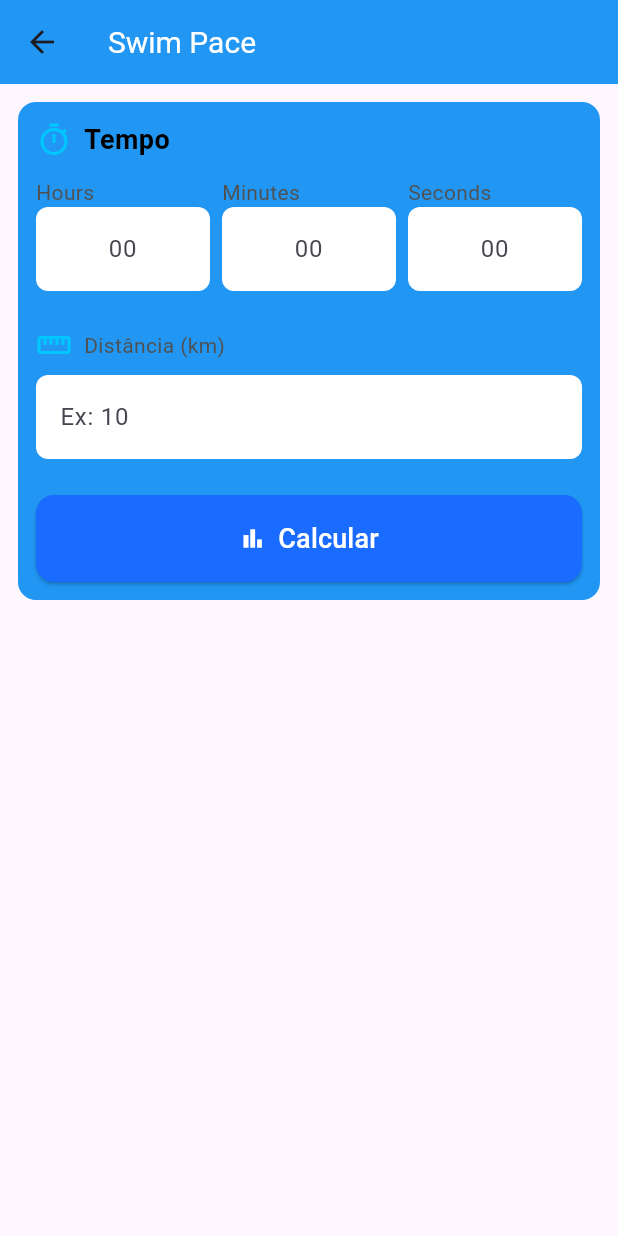
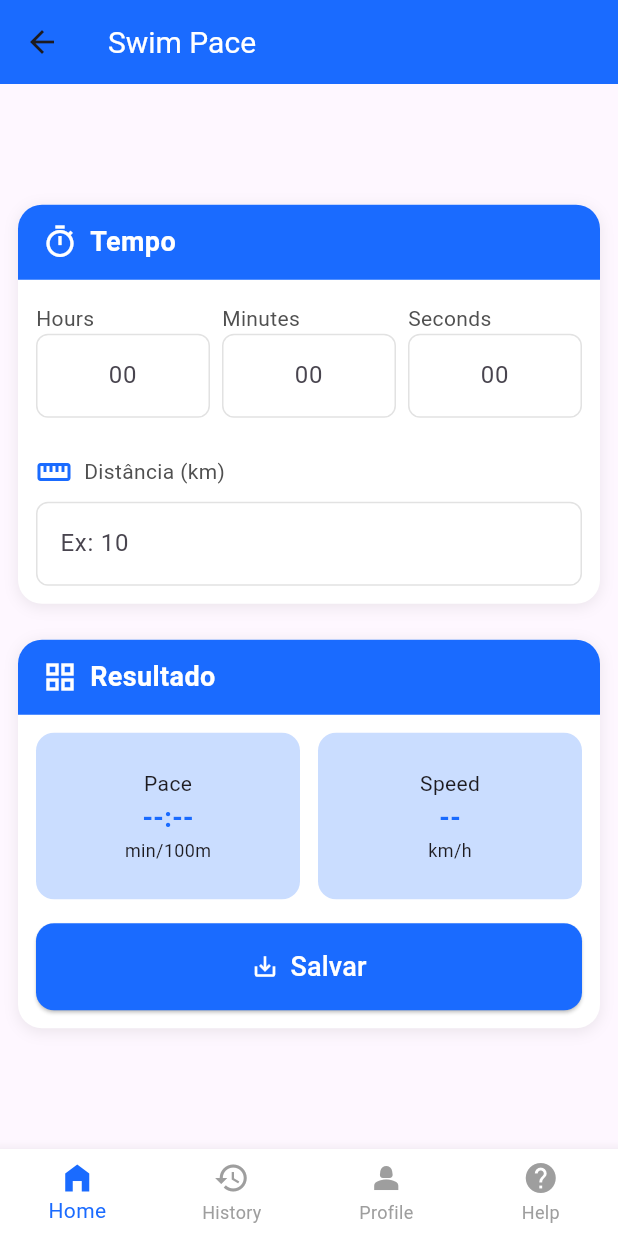
Before and after one commit to PyGodoy/SwimCalculatorApp, a Flutter app: the _HomeView screen opened directly, on a phone screen of 412 x 824 dp. Run offline on Flutter 3.47's test engine with Material 3 defaults, Android fonts, the phone set to English and light mode, and no system bars; our stand-ins replace dio, shared_preferences; accounts and stored records are empty; network calls fail.

Commit message:
redesing e refatoração das telas

```diff
--- a/lib/home/home_view.dart
+++ b/lib/home/home_view.dart
@@ -2,6 +2,8 @@ import 'package:flutter/material.dart';
 import 'package:provider/provider.dart';
 import 'package:swimcalculator/home/home_view_model.dart';
 import 'package:swimcalculator/shared/widgets/app_button.dart';
+import 'package:swimcalculator/shared/widgets/app_button_nav_bar.dart';
+import 'package:swimcalculator/shared/widgets/result_card.dart';
 import 'package:swimcalculator/shared/widgets/time_card.dart';
 
 class HomeView extends StatelessWidget{
@@ -20,38 +22,67 @@ class HomeView extends StatelessWidget{
 class _HomeView extends StatelessWidget{
   const _HomeView();
 
+
   @override
   Widget build(BuildContext context) {
+    int _indiceSelecionado = 0;
     final vm = context.watch<HomeViewModel>();
     return Scaffold(
       appBar: AppBar(title: Text('Swim Pace')),
       body: Column(
-
+        mainAxisAlignment: MainAxisAlignment.center,
         children: [
           Container(
-            margin: EdgeInsets.all(12),
-            padding: EdgeInsets.all(12),
+            margin: const EdgeInsets.all(12),
             decoration: BoxDecoration(
-              color: Colors.blue,
-              borderRadius: BorderRadius.circular(12)
+              color: Colors.white,
+              borderRadius: BorderRadius.circular(16),
+              boxShadow: [
+                BoxShadow(
+                  color: Colors.black.withOpacity(0.08),
+                  blurRadius: 8,
+                  offset: const Offset(0, 2),
+                ),
+              ],
             ),
             child: Column(
+              mainAxisSize: MainAxisSize.min,
               children: [
-                const Row(
+                // Topo azul
+                Container(
+                  padding: const EdgeInsets.symmetric(horizontal: 16, vertical: 12),
+                  decoration: const BoxDecoration(
+                    gradient: LinearGradient(
+                      colors: [Color(0xFF1A6BFF), Color(0xFF1A6BFF)],
+                      begin: Alignment.centerLeft,
+                      end: Alignment.centerRight,
+                    ),
+                    borderRadius: BorderRadius.only(
+                      topLeft: Radius.circular(16),
+                      topRight: Radius.circular(16),
+                    ),
+                  ),
+                  child: const Row(
                     children: [
-                    Icon(Icons.timer_sharp, color: Color(0xFF00C6FF),),
+                      Icon(Icons.timer_sharp, color: Colors.white),
                       SizedBox(width: 8),
                       Text(
-                      "Tempo",
+                        'Tempo',
                         style: TextStyle(
-                        color: Colors.black,
+                          color: Colors.white,
                           fontSize: 18,
-                        fontWeight: FontWeight.bold
+                          fontWeight: FontWeight.bold,
                         ),
                       ),
                     ],
                   ),
-                const SizedBox(height: 12,),
+                ),
+                // Corpo branco
+                Padding(
+                  padding: const EdgeInsets.all(12),
+                  child: Column(
+                    children: [
+                      const SizedBox(height: 4),
                       Row(
                         children: [
                           Expanded(
@@ -79,13 +110,13 @@ class _HomeView extends StatelessWidget{
                           ),
                         ],
                       ),
-                SizedBox(height: 24,),
+                      const SizedBox(height: 24),
                       Column(
                         crossAxisAlignment: CrossAxisAlignment.start,
                         children: [
                           const Row(
                             children: [
-                        Icon(Icons.straighten_outlined, color: Color(0xFF00C6FF)),
+                              Icon(Icons.straighten_outlined, color: Color(0xFF1A6BFF)),
                               SizedBox(width: 8),
                               Text(
                                 'Distância (km)',
@@ -102,24 +133,76 @@ class _HomeView extends StatelessWidget{
                               hintText: 'Ex: 10',
                               filled: true,
                               fillColor: Colors.white,
-                        border: OutlineInputBorder(
+                              enabledBorder: OutlineInputBorder(
                                 borderRadius: BorderRadius.circular(8),
-                          borderSide: BorderSide.none,
+                                borderSide: BorderSide(color: Colors.grey.withOpacity(0.3), width: 1),
+                              ),
+                              focusedBorder: OutlineInputBorder(
+                                borderRadius: BorderRadius.circular(8),
+                                borderSide: const BorderSide(color: Color(0xFF1A6BFF), width: 1),
                               ),
                             ),
                           ),
                         ],
                       ),
-                SizedBox(height: 24,),
-                AppButton(
-                  text: "Calcular",
-                  icon: Icons.bar_chart_outlined,
-                  onPressed: () => context.read<HomeViewModel>().calculate(),
+                    ],
+                  ),
+                ),
+              ],
+            ),
+          ),
+          ResultCard(
+            pace: '${vm.paceMinutes}:${vm.paceSeconds}',
+            speed: vm.speed,
+            onSave: () {
+              final titleController = TextEditingController();
+              showDialog(
+                context: context,
+                builder: (_)=> AlertDialog(
+                  title: const Text("Digite o Título"),
+                  content: TextField(
+                    controller: titleController,
+                    decoration: const InputDecoration(hintText: 'Ex: Campeonato Brasileiro'),
+                  ),
+                  actions: [
+                    TextButton(
+                      onPressed: () => Navigator.pop(context),
+                      child: const Text("Cancelar"),
+                    ),
+                    TextButton(
+                      onPressed: () {
+                        if(titleController.text.isNotEmpty) {
+                          context.read<HomeViewModel>().saveActivity(titleController.text);
+                          Navigator.pop(context);
+                        }
+                      },
+                      child: const Text("Salvar")
+                    ),
+                  ],
+                )
+              );
+            },
           )
         ],
       ),
-          )
-        ],
+      bottomNavigationBar: ButtonNavBar(
+        indiceAtual: 0,
+        onTap: (indice) {
+          switch(indice) {
+            case 0:
+              Navigator.pushNamed(context, '/home');
+              break;
+            case 1:
+              Navigator.pushNamed(context, '/save');
+              break;
+            case 2:
+              Navigator.pushNamed(context, '/profile');
+              break;
+            case 3:
+              Navigator.pushNamed(context, '/help');
+              break;
+          }
+        }
       ),
     );
   }
--- a/lib/home/home_view_model.dart
+++ b/lib/home/home_view_model.dart
@@ -45,6 +45,7 @@ class HomeViewModel extends ChangeNotifier{
   }
 
   Future<void>saveActivity(String title) async {
+    print('salvando: $title');
     try {
       await _activityService.postSaves(
         title,
@@ -53,6 +54,7 @@ class HomeViewModel extends ChangeNotifier{
         '$paceMinutes:$paceSeconds',
         speed,
       );
+      print('salvo com sucesso');
       hoursController.clear();
       minutesController.clear();
       secondsController.clear();
@@ -63,6 +65,7 @@ class HomeViewModel extends ChangeNotifier{
       canSave = false;
       notifyListeners();
     } catch (e) {
+      print('erro: $e');
       errorMessage = "Erro ao salvar dados";
       notifyListeners();
     }
--- a/lib/services/activity.service.dart
+++ b/lib/services/activity.service.dart
@@ -40,6 +40,7 @@ class ActivityService {
       );
       return response.data;
     } catch (e) {
+      print('erro detalhado: $e');
       throw Exception("Erro ao salvar dados");
     }
   }
--- /dev/null
+++ b/lib/shared/widgets/app_button_nav_bar.dart
@@ -0,0 +1,44 @@
+import 'package:flutter/material.dart';
+
+class ButtonNavBar extends StatelessWidget {
+  final int indiceAtual;
+  final Function(int) onTap;
+
+  const ButtonNavBar({super.key,
+    required this.indiceAtual,
+    required this.onTap,
+  });
+
+  @override
+  Widget build(BuildContext context) {
+    return BottomNavigationBar(
+      backgroundColor: Colors.white,
+      currentIndex: indiceAtual,
+      onTap: onTap,
+      type: BottomNavigationBarType.fixed,
+      selectedItemColor: const Color(0xFF1A6BFF),
+      unselectedItemColor: Colors.grey,
+      unselectedLabelStyle: const TextStyle(
+        color: Colors.grey,
+      ),
+      items: const [
+        BottomNavigationBarItem(
+          icon: Icon(Icons.home_filled) ,
+          label: "Home"
+        ),
+        BottomNavigationBarItem(
+          icon: Icon(Icons.history) ,
+          label: "History"
+        ),
+        BottomNavigationBarItem(
+          icon: Icon(Icons.person_2) ,
+          label: "Profile"
+        ),
+        BottomNavigationBarItem(
+          icon: Icon(Icons.help) ,
+          label: "Help"
+        ),
+      ],
+    );
+  }
+}
--- a/lib/shared/widgets/result_card.dart
+++ b/lib/shared/widgets/result_card.dart
@@ -0,0 +1,132 @@
+import 'package:flutter/material.dart';
+import 'package:swimcalculator/shared/widgets/app_button.dart';
+
+class ResultCard extends StatelessWidget {
+  final String pace;
+  final String speed;
+  final VoidCallback onSave;
+
+  const ResultCard({
+    super.key,
+    required this.pace,
+    required this.speed,
+    required this.onSave,
+  });
+
+  @override
+  Widget build(BuildContext context) {
+    return Container(
+      margin: const EdgeInsets.all(12),
+      decoration: BoxDecoration(
+        color: Colors.white,
+        borderRadius: BorderRadius.circular(16),
+        boxShadow: [
+          BoxShadow(
+            color: Colors.black.withOpacity(0.08),
+            blurRadius: 8,
+            offset: const Offset(0, 2),
+          ),
+        ],
+      ),
+      child: Column(
+        mainAxisSize: MainAxisSize.min,
+        children: [
+          // Topo azul
+          Container(
+            padding: const EdgeInsets.symmetric(horizontal: 16, vertical: 12),
+            decoration: const BoxDecoration(
+              gradient: LinearGradient(
+                colors: [Color(0xFF1A6BFF), Color(0xFF1A6BFF)],
+                begin: Alignment.centerLeft,
+                end: Alignment.centerRight,
+              ),
+              borderRadius: BorderRadius.only(
+                topLeft: Radius.circular(16),
+                topRight: Radius.circular(16),
+              ),
+            ),
+            child: const Row(
+              children: [
+                Icon(Icons.grid_view_outlined, color: Colors.white),
+                SizedBox(width: 8),
+                Text(
+                  'Resultado',
+                  style: TextStyle(
+                    color: Colors.white,
+                    fontSize: 18,
+                    fontWeight: FontWeight.bold,
+                  ),
+                ),
+              ],
+            ),
+          ),
+          // Corpo branco
+          Container(
+            margin: const EdgeInsets.all(12),
+            child: Column(
+              children: [
+                Row(
+                  children: [
+                    Expanded(
+                      child: Container(
+                        padding: const EdgeInsets.all(24),
+                        decoration: BoxDecoration(
+                          borderRadius: BorderRadius.circular(12),
+                          color: const Color.fromARGB(59, 26, 106, 255),
+                        ),
+                        child: Column(
+                          children: [
+                            const Text('Pace', style: TextStyle(fontSize: 14)),
+                            Text(
+                              pace,
+                              style: const TextStyle(
+                                color: Color(0xFF1A6BFF),
+                                fontSize: 18,
+                                fontWeight: FontWeight.bold,
+                              ),
+                            ),
+                            const Text('min/100m', style: TextStyle(fontSize: 12)),
+                          ],
+                        ),
+                      ),
+                    ),
+                    const SizedBox(width: 12),
+                    Expanded(
+                      child: Container(
+                        padding: const EdgeInsets.all(24),
+                        decoration: BoxDecoration(
+                          borderRadius: BorderRadius.circular(12),
+                          color: const Color.fromARGB(59, 26, 106, 255),
+                        ),
+                        child: Column(
+                          children: [
+                            const Text('Speed', style: TextStyle(fontSize: 14)),
+                            Text(
+                              speed,
+                              style: const TextStyle(
+                                color: Color(0xFF1A6BFF),
+                                fontSize: 18,
+                                fontWeight: FontWeight.bold,
+                              ),
+                            ),
+                            const Text('km/h', style: TextStyle(fontSize: 12)),
+                          ],
+                        ),
+                      ),
+                    ),
+                  ],
+                ),
+                const SizedBox(height: 16),
+                AppButton(
+                  text: 'Salvar',
+                  icon: Icons.save_alt_outlined,
+                  onPressed: onSave,
+                ),
+              ],
+            ),
+          ),
+        ],
+      ),
+    );
+  }
+}
--- a/lib/shared/widgets/time_card.dart
+++ b/lib/shared/widgets/time_card.dart
@@ -33,10 +33,14 @@ class TimeCard extends StatelessWidget{
             hintText: '00',
             filled: true,
             fillColor: Colors.white,
-            border: OutlineInputBorder(
+            enabledBorder: OutlineInputBorder(
               borderRadius: BorderRadius.circular(8),
-              borderSide: BorderSide.none,
-            )
+              borderSide: BorderSide(color: Colors.grey.withOpacity(0.3), width: 1),
+            ),
+            focusedBorder: OutlineInputBorder(
+              borderRadius: BorderRadius.circular(8),
+              borderSide: const BorderSide(color: Color(0xFF1A6BFF), width: 1),
+            ),
           ),
         ),
       ],
```
Also changed, not shown: lib/help/help_view.dart (+22 -2 lines), lib/main.dart (+6 -2 lines), lib/save/save_view.dart (+21 -1 lines), lib/shared/models/saves_model.dart (+7 -1 lines), lib/shared/widgets/saves_card.dart (+14 -11 lines). Lines whose indentation alone changed are shown as unchanged.
